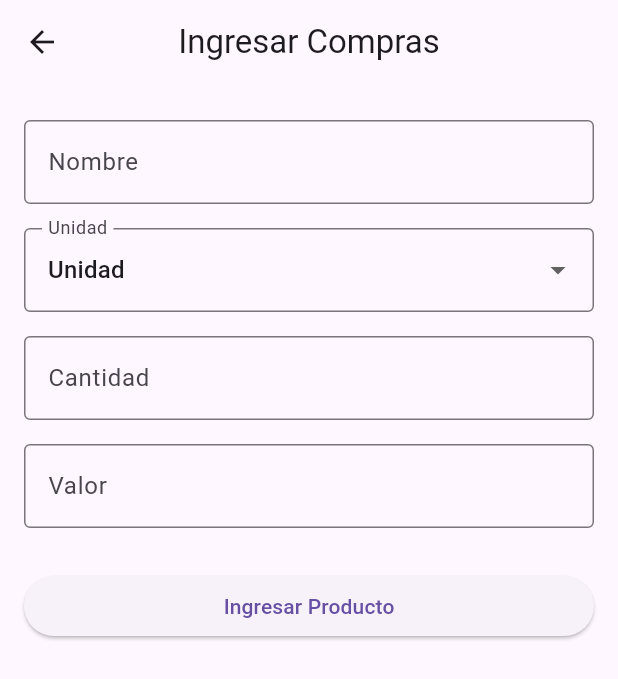
After one commit to Mondacars0165/verduleria-1, a Flutter app: the IngresarComprasScreen screen opened directly, on a phone screen of 412 x 824 dp. The commit adds this screen. Shown: the top 679 px of the screen. Run offline on Flutter 3.47's test engine with Material 3 defaults, Android fonts, the phone set to English and light mode, and no system bars; our stand-ins replace cloud_firestore, firebase_auth, firebase_core; accounts and stored records are empty.

Commit message:
agregar productos , ver productos , eliminar producotos

```diff
--- a/lib/main.dart
+++ b/lib/main.dart
@@ -1,6 +1,7 @@
 import 'package:flutter/material.dart';
 import 'package:firebase_core/firebase_core.dart';
 import 'vistas/login.dart';
+import 'firebase_options.dart';
 
 void main() async {
   WidgetsFlutterBinding.ensureInitialized();
--- a/lib/servicios/auth.service.dart
+++ b/lib/servicios/auth.service.dart
@@ -1,5 +1,7 @@
-// auth_service.dart
+// autentificacion
 import 'package:firebase_auth/firebase_auth.dart';
+
+// funciones para credenciales
 
 class AuthService {
   final FirebaseAuth _auth = FirebaseAuth.instance;
--- /dev/null
+++ b/lib/servicios/productos.services.dart
@@ -0,0 +1,43 @@
+import 'package:cloud_firestore/cloud_firestore.dart';
+
+class ProductosService {
+  FirebaseFirestore db = FirebaseFirestore.instance;
+
+  Future<List<Map<String, dynamic>>> getProductos() async {
+    List<Map<String, dynamic>> productos = [];
+
+    CollectionReference collectionReferenceProductos =
+        db.collection('productos');
+    QuerySnapshot queryProductos = await collectionReferenceProductos.get();
+    queryProductos.docs.forEach((documento) {
+      Map<String, dynamic> productoData =
+          documento.data() as Map<String, dynamic>;
+      productoData['Document ID'] =
+          documento.id; // Agrega el Document ID al mapa
+      productos.add(productoData);
+    });
+    return productos;
+  }
+
+  Future<String> ingresarProducto(
+    String nombre,
+    String unidad,
+    int cantidad,
+    int valor,
+  ) async {
+    DocumentReference docRef = await db.collection('productos').add({
+      'nombre': nombre,
+      'unidad': unidad,
+      'cantidad': cantidad,
+      'valor': valor,
+    });
+
+    // Devolver el Document ID asignado por Firestore
+    String productoId = docRef.id;
+    return productoId;
+  }
+
+  Future<void> eliminarProducto(String productoId) async {
+    await db.collection('productos').doc(productoId).delete();
+  }
+}
--- /dev/null
+++ b/lib/vistas/agregarproductos.dart
@@ -0,0 +1,122 @@
+// ingresarcompras.dart
+import 'package:flutter/material.dart';
+import 'package:verduleria/servicios/productos.services.dart';
+
+class IngresarComprasScreen extends StatefulWidget {
+  @override
+  _IngresarComprasScreenState createState() => _IngresarComprasScreenState();
+}
+
+class _IngresarComprasScreenState extends State<IngresarComprasScreen> {
+  final TextEditingController nombreController = TextEditingController();
+  String unidadSeleccionada = 'Unidad'; // Valor por defecto
+  final TextEditingController cantidadController = TextEditingController();
+  final TextEditingController valorController = TextEditingController();
+
+  final ProductosService _productosService = ProductosService();
+
+  // Opciones para el DropdownButton
+  final List<String> opcionesUnidad = [
+    'Unidad',
+    'Kilogramo',
+    'Caja',
+    'Saco',
+    'Malla'
+  ];
+
+  @override
+  Widget build(BuildContext context) {
+    return Scaffold(
+      appBar: AppBar(
+        title: Text('Ingresar Compras'),
+        centerTitle: true,
+      ),
+      body: Padding(
+        padding: const EdgeInsets.all(16.0),
+        child: Column(
+          crossAxisAlignment: CrossAxisAlignment.stretch,
+          children: [
+            buildTextField('Nombre', nombreController),
+            buildDropdownButton(),
+            buildTextField(
+                'Cantidad', cantidadController, TextInputType.number),
+            buildTextField('Valor', valorController, TextInputType.number),
+            SizedBox(height: 20),
+            ElevatedButton(
+              onPressed: () async {
+                // Obtén los valores del formulario
+                String nombre = nombreController.text;
+                int cantidad = int.tryParse(cantidadController.text) ?? 0;
+                int valor = int.tryParse(valorController.text) ?? 0;
+
+                // Ingresa el nuevo producto
+                await _productosService.ingresarProducto(
+                  nombre,
+                  unidadSeleccionada,
+                  cantidad,
+                  valor,
+                );
+
+                // Limpia los controladores después de ingresar el producto
+                nombreController.clear();
+                unidadSeleccionada = 'Unidad';
+                cantidadController.clear();
+                valorController.clear();
+
+                // Muestra un mensaje de éxito
+                ScaffoldMessenger.of(context).showSnackBar(
+                  SnackBar(
+                    content: Text('Producto ingresado correctamente'),
+                  ),
+                );
+              },
+              child: Text('Ingresar Producto'),
+            ),
+          ],
+        ),
+      ),
+    );
+  }
+
+  Widget buildTextField(String label, TextEditingController controller,
+      [TextInputType? keyboardType]) {
+    return Padding(
+      padding: const EdgeInsets.symmetric(vertical: 8.0),
+      child: TextField(
+        controller: controller,
+        decoration: InputDecoration(
+          labelText: label,
+          border: OutlineInputBorder(),
+        ),
+        keyboardType: keyboardType,
+      ),
+    );
+  }
+
+  Widget buildDropdownButton() {
+    return Padding(
+      padding: const EdgeInsets.symmetric(vertical: 8.0),
+      child: DropdownButtonFormField<String>(
+        value: unidadSeleccionada,
+        onChanged: (String? newValue) {
+          if (newValue != null) {
+            // Actualiza el valor de la unidad seleccionada
+            setState(() {
+              unidadSeleccionada = newValue;
+            });
+          }
+        },
+        items: opcionesUnidad.map<DropdownMenuItem<String>>((String value) {
+          return DropdownMenuItem<String>(
+            value: value,
+            child: Text(value),
+          );
+        }).toList(),
+        decoration: InputDecoration(
+          labelText: 'Unidad',
+          border: OutlineInputBorder(),
+        ),
+      ),
+    );
+  }
+}
--- a/lib/vistas/login.dart
+++ b/lib/vistas/login.dart
@@ -4,6 +4,7 @@ import 'package:firebase_auth/firebase_auth.dart';
 import 'package:verduleria/servicios/auth.service.dart';
 import 'package:verduleria/vistas/homeadm.dart';
 import 'package:verduleria/vistas/homenrm.dart';
+import 'package:verduleria/servicios/productos.services.dart'; // Asegúrate de importar la clase ProductosService
 
 class LoginScreen extends StatelessWidget {
   final TextEditingController emailController = TextEditingController();
@@ -34,7 +35,10 @@ class LoginScreen extends StatelessWidget {
           Navigator.pushReplacement(
             context,
             MaterialPageRoute(
-              builder: (context) => HomeNormalUser(authService: _authService),
+              builder: (context) => HomeNRM(
+                authService: _authService,
+                productosService: ProductosService(), // Aquí está la corrección
+              ),
             ),
           );
         }
--- /dev/null
+++ b/lib/vistas/verproductos.dart
@@ -0,0 +1,70 @@
+// verproductos.dart
+import 'package:flutter/material.dart';
+import 'package:verduleria/servicios/productos.services.dart';
+
+class VerProductosScreen extends StatelessWidget {
+  final ProductosService _productosService;
+
+  VerProductosScreen({required ProductosService productosService})
+      : _productosService = productosService;
+
+  @override
+  Widget build(BuildContext context) {
+    return Scaffold(
+      appBar: AppBar(
+        title: Text('Ver Productos'),
+        centerTitle: true,
+      ),
+      body: FutureBuilder(
+        future: _productosService.getProductos(),
+        builder: (context, snapshot) {
+          if (snapshot.connectionState == ConnectionState.waiting) {
+            return CircularProgressIndicator();
+          } else if (snapshot.hasError) {
+            return Text('Error: ${snapshot.error}');
+          } else {
+            List productos = snapshot.data as List;
+
+            if (productos.isEmpty) {
+              return Center(
+                child: Text('No hay productos disponibles.'),
+              );
+            }
+
+            // Construir la matriz de columnas
+            return DataTable(
+              columns: [
+                DataColumn(label: Text('Nombre')),
+                DataColumn(label: Text('Unidad')),
+                DataColumn(label: Text('Cantidad')),
+                DataColumn(label: Text('Valor')),
+              ],
+              rows: productos.map((producto) {
+                // Verifica si el objeto es una función y ejecútala para obtener el mapa de datos
+                if (producto is Function) {
+                  producto = producto();
+                }
+
+                // Verifica si el objeto es nulo antes de acceder a sus propiedades
+                String nombre = producto?['nombre'] ?? 'Nombre no disponible';
+                String unidad = producto?['unidad'] ?? 'Unidad no disponible';
+                int cantidad = producto?['cantidad'] ?? 0;
+                int valor = producto?['valor'] ?? 0;
+
+                // Construir una fila de datos
+                return DataRow(
+                  cells: [
+                    DataCell(Text(nombre)),
+                    DataCell(Text(unidad)),
+                    DataCell(Text(cantidad.toString())),
+                    DataCell(Text(valor.toString())),
+                  ],
+                );
+              }).toList(),
+            );
+          }
+        },
+      ),
+    );
+  }
+}
--- a/pubspec.yaml
+++ b/pubspec.yaml
@@ -19,7 +19,7 @@ dependencies:
   cupertino_icons: ^1.0.2
   firebase_core: ^2.23.0
   firebase_auth: ^4.14.1
-  cloud_firestore: ^4.13.2
+  cloud_firestore: ^4.13.3
 
 dev_dependencies:
   flutter_test:
```
Also changed, not shown: lib/vistas/eliminarproductos.dart (added, +92 -0 lines), lib/vistas/homenrm.dart (+40 -6 lines), lib/firebase_options.dart (added), 5 other files.
